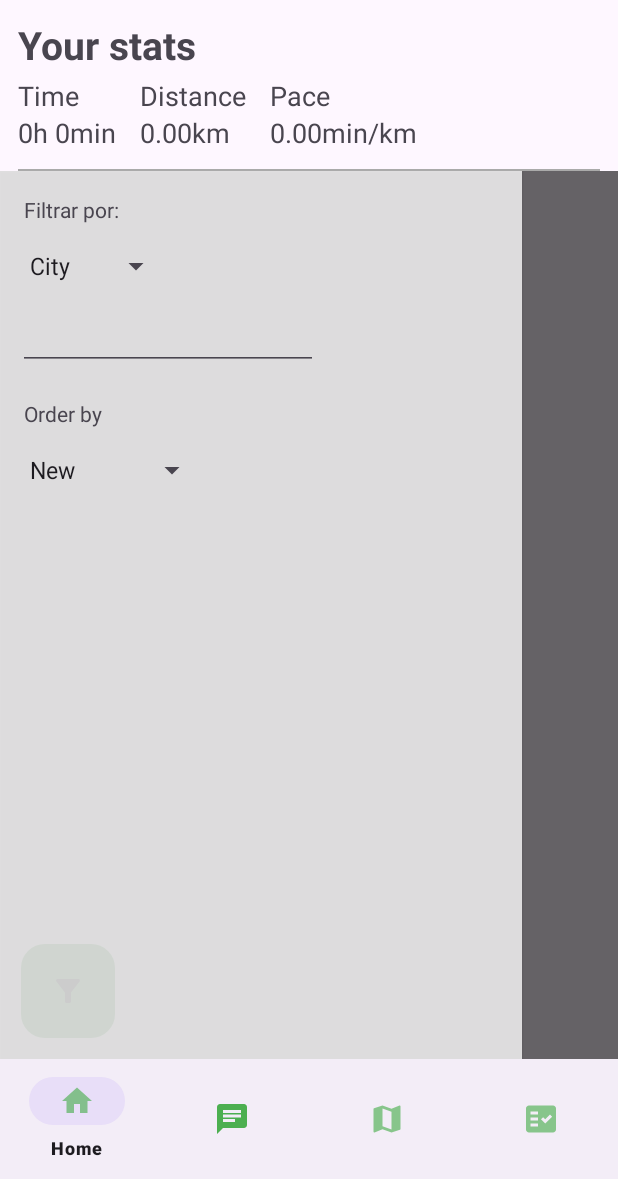
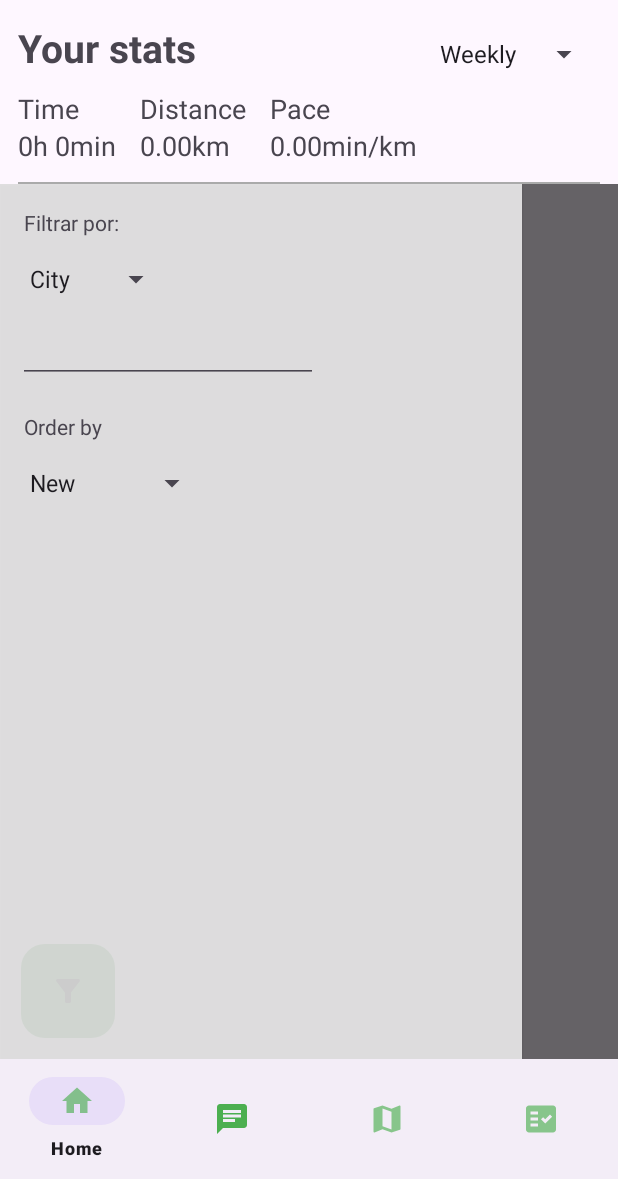
Before and after one commit to KarimRuiz/Sprint-Spirit, an Android app: the screen it shows after launch once a user with an empty profile is signed in (DashboardActivity), with the side drawer open, on a phone screen of 412 x 824 dp, the part 57-1236 px from its top. Run offline under Robolectric (Android 15) with nearby library versions, the phone set to English and light mode, and no system bars; our stand-ins replace Firebase (no records; nobody signed in at launch, a user with empty details on screens opened directly), data binding, navigation-ui; plain views replace BlurView; pictures from the network do not load.

Commit message:
commit added time filters to home stats

```diff
--- a/app/src/main/java/com/example/sprintspirit/database/DBManager.kt
+++ b/app/src/main/java/com/example/sprintspirit/database/DBManager.kt
@@ -73,7 +73,7 @@ interface DBManager {
 
     /* STATS */
 
-    suspend fun getWeeklyStats(user: String): StatsResponse
+    suspend fun getStats(user: String, filter: TimeFilter = TimeFilter.WEEKLY): StatsResponse
 
     /* CHATS */
 
--- a/app/src/main/java/com/example/sprintspirit/database/FirebaseManager.kt
+++ b/app/src/main/java/com/example/sprintspirit/database/FirebaseManager.kt
@@ -33,10 +33,8 @@ import com.google.firebase.database.DatabaseError
 import com.google.firebase.database.ValueEventListener
 import com.google.firebase.database.database
 import com.google.firebase.firestore.FirebaseFirestore
-import com.google.firebase.firestore.ListenerRegistration
 import com.google.firebase.messaging.messaging
 import com.google.firebase.storage.FirebaseStorage
-import com.google.firebase.storage.StorageReference
 import kotlinx.coroutines.channels.awaitClose
 import kotlinx.coroutines.flow.Flow
 import kotlinx.coroutines.flow.callbackFlow
@@ -451,7 +449,7 @@ class FirebaseManager() : DBManager {
                 user = run.user,
                 distance = run.distance,
                 startTime = run.startTime,
-                minutes = run.getMinutes(),
+                minutes = run.minutes(),
                 title = title,
                 town = address.locality.normalize(),
                 city = address.subAdminArea.normalize(),
@@ -472,29 +470,33 @@ class FirebaseManager() : DBManager {
 
     /* STATS */
 
-    override suspend fun getWeeklyStats(user: String): StatsResponse {
+    override suspend fun getStats(user: String, filter: TimeFilter): StatsResponse {
         val response = StatsResponse()
         try{
             var time = 0.0
             var distance = 0.0
 
             //get all runs
-            val runsQuery = firestore.collection(RUNS).whereEqualTo(USER, "/users/$user").get().await()
+            val minDate = Date(Date().time - filter.timeMillis())
+            val runsQuery = firestore.collection(RUNS).whereEqualTo(USER, "/users/$user").whereGreaterThan(
+                START_TIME, minDate).get().await()
             val runs = runsQuery.documents.mapNotNull {
                 it.toObject(RunData::class.java)
             }
 
             runs.forEach{run ->
-                time += run.getMinutes()
+                time += run.minutes()
                 distance += run.distance
             }
             val pace = if (distance > 0 && time > 0) {
-                time/60.0 / distance
+                time / distance
             } else {
                 0.0
             }
+
             response.stats = Stats(time/60.0, distance, pace)
         }catch(e:Exception){
+            Log.d(TAG, "Error getting weekly stats: ${e.toString()}")
             response.exception = e
         }
 
--- a/app/src/main/java/com/example/sprintspirit/database/filters/TimeFilter.kt
+++ b/app/src/main/java/com/example/sprintspirit/database/filters/TimeFilter.kt
@@ -1,6 +1,9 @@
 package com.example.sprintspirit.database.filters
 
 enum class TimeFilter {
+    DAILY{
+        override fun timeMillis(): Long = 86400000
+    },
     WEEKLY{
         override fun timeMillis(): Long = 604800000
     },
--- a/app/src/main/java/com/example/sprintspirit/features/dashboard/home/HomeFragment.kt
+++ b/app/src/main/java/com/example/sprintspirit/features/dashboard/home/HomeFragment.kt
@@ -91,12 +91,25 @@ class HomeFragment : BaseFragment() {
 
         binding.runsHomeRv.layoutManager = LinearLayoutManager(requireContext())
 
-        viewModel.weeklyStats.observe(viewLifecycleOwner, Observer {
+        ArrayAdapter.createFromResource(
+            requireContext(),
+            R.array.stats_filter_array,
+            android.R.layout.simple_spinner_dropdown_item
+        ).also { adapter ->
+            adapter.setDropDownViewResource(android.R.layout.simple_spinner_dropdown_item)
+            binding.homeFragmentStats.spStats.adapter = adapter
+            binding.homeFragmentStats.spStats.setSelection(1)
+        }
+        binding.homeFragmentStats.spStats.onItemSelectedListener = OnStatsFilterChangedListener()
+
+        viewModel.stats.observe(viewLifecycleOwner, Observer {
             binding.homeFragmentStats.distance = String.format("%.2f", it.stats?.distance)
 
-            val totalMinutes = it.stats?.time
-            val hours = totalMinutes?.div(60)?.toInt()
-            val minutes = totalMinutes?.rem(60)?.toInt()
+            val totalHours = it.stats?.time
+            val hours = totalHours?.toInt() ?: 0
+            val minutes = ((totalHours?.rem(1) ?: 0.0) * 60).toInt()
+            logd("hours: ${hours}")
+            logd("minutes: ${minutes}")
             binding.homeFragmentStats.hours = hours.toString()
             binding.homeFragmentStats.minutes = minutes.toString()
 
@@ -145,14 +158,26 @@ class HomeFragment : BaseFragment() {
                     locationType = LocationFilter.EMPTY
                     viewModel.locationFilter.value = locationType
                 }
-
             }
-
-            handler.postDelayed(runnable!!, 1500)
+            handler.postDelayed(runnable!!, 750)
         }
 
         override fun afterTextChanged(s: Editable?) {}
 
+    }
+
+    private fun OnStatsFilterChangedListener() = object : AdapterView.OnItemSelectedListener {
+        override fun onItemSelected(parent: AdapterView<*>?, view: View?, position: Int, id: Long) {
+            val filter = when(position){
+                0 -> TimeFilter.DAILY
+                1 -> TimeFilter.WEEKLY
+                2 -> TimeFilter.YEARLY
+                else -> TimeFilter.WEEKLY
+            }
+            viewModel.statsFilter.value = filter
+        }
+
+        override fun onNothingSelected(parent: AdapterView<*>?) {}
     }
 
     private fun OnOrderSelectedListener() = object : AdapterView.OnItemSelectedListener {
@@ -164,7 +189,7 @@ class HomeFragment : BaseFragment() {
                 //0 -> viewModel.filteredRuns.value?.posts?.filter{it.run.isPublic}?.sortedByDescending { it.run.startTime }
                 0 -> viewModel.filteredRunsByLocation.value?.posts?.sortedByDescending { it.startTime }
                 1 -> viewModel.filteredRunsByLocation.value?.posts?.sortedByDescending { it.distance }
-                2 -> viewModel.filteredRunsByLocation.value?.posts?.sortedByDescending { it.pace() }
+                2 -> viewModel.filteredRunsByLocation.value?.posts?.sortedBy { it.pace() }
                 else -> viewModel.filteredRunsByLocation.value?.posts?.sortedBy { it.startTime }
             }
             sortedList?.take(10)
--- a/app/src/main/java/com/example/sprintspirit/features/dashboard/home/HomeViewModel.kt
+++ b/app/src/main/java/com/example/sprintspirit/features/dashboard/home/HomeViewModel.kt
@@ -23,8 +23,12 @@ class HomeViewModel(
     val locationFilter: MutableLiveData<LocationFilter> = MutableLiveData(LocationFilter.CITY)
     val locationName: MutableLiveData<String> = MutableLiveData("")
 
-    val weeklyStats = liveData(Dispatchers.IO){
-        emit(repository.getWeeklyStats(user))
+    val statsFilter: MutableLiveData<TimeFilter> = MutableLiveData(TimeFilter.WEEKLY)
+
+    val stats = statsFilter.switchMap { filter ->
+        liveData(Dispatchers.IO){
+            emit(repository.getStats(user, filter))
+        }
     }
 
     val filteredRunsByData = timeFilter.switchMap { filter ->
--- a/app/src/main/java/com/example/sprintspirit/features/dashboard/home/data/HomeRepository.kt
+++ b/app/src/main/java/com/example/sprintspirit/features/dashboard/home/data/HomeRepository.kt
@@ -10,8 +10,8 @@ class HomeRepository {
 
     private val manager = DBManager.getCurrentDBManager()
 
-    suspend fun getWeeklyStats(user: String): StatsResponse{
-        return manager.getWeeklyStats(user)
+    suspend fun getStats(user: String, filter: TimeFilter): StatsResponse{
+        return manager.getStats(user, filter)
     }
 
     suspend fun getPostsByFilter(time: TimeFilter): PostsResponse{
--- a/app/src/main/java/com/example/sprintspirit/features/run/data/RunData.kt
+++ b/app/src/main/java/com/example/sprintspirit/features/run/data/RunData.kt
@@ -11,7 +11,7 @@ data class RunData(
     val isPublic: Boolean = true,
     var points: List<Map<String, GeoPoint>>? = null
 ){
-    fun getMinutes(): Double{
+    fun minutes(): Double{
         if(points == null || points!!.size < 2) return 0.0
 
         val t1 = points!!.first().toList().first().first.toString().toLong() //in milli
--- a/app/src/main/res/layout/include_profile_stats.xml
+++ b/app/src/main/res/layout/include_profile_stats.xml
@@ -34,17 +34,18 @@
 
             <TextView
                 android:id="@+id/tv_stats_title"
-                android:layout_width="match_parent"
+                android:layout_width="wrap_content"
                 android:layout_height="wrap_content"
                 android:layout_marginBottom="@dimen/margin_small"
                 android:text="@string/Your_stats"
                 android:textSize="@dimen/font_big"
+                android:layout_weight="1"
                 android:textStyle="bold" />
 
             <Spinner
-                android:id="@+id/spinner"
+                android:id="@+id/sp_stats"
                 android:layout_width="wrap_content"
-                android:layout_height="wrap_content" />
+                android:layout_height="wrap_content"/>
         </LinearLayout>
 
         <TableLayout
--- a/app/src/main/res/values/strings.xml
+++ b/app/src/main/res/values/strings.xml
@@ -46,6 +46,11 @@
         <item>Distance</item>
         <item>Pace</item>
     </string-array>
+    <string-array name="stats_filter_array">
+        <item>Daily</item>
+        <item>Weekly</item>
+        <item>Annual</item>
+    </string-array>
     <string name="You_dont_have_runs">You don\'t have runs yet.</string>
     <string name="message_hint">message...</string>
     <string name="Chats">Chats</string>
```
Also changed, not shown: 2 other files.
